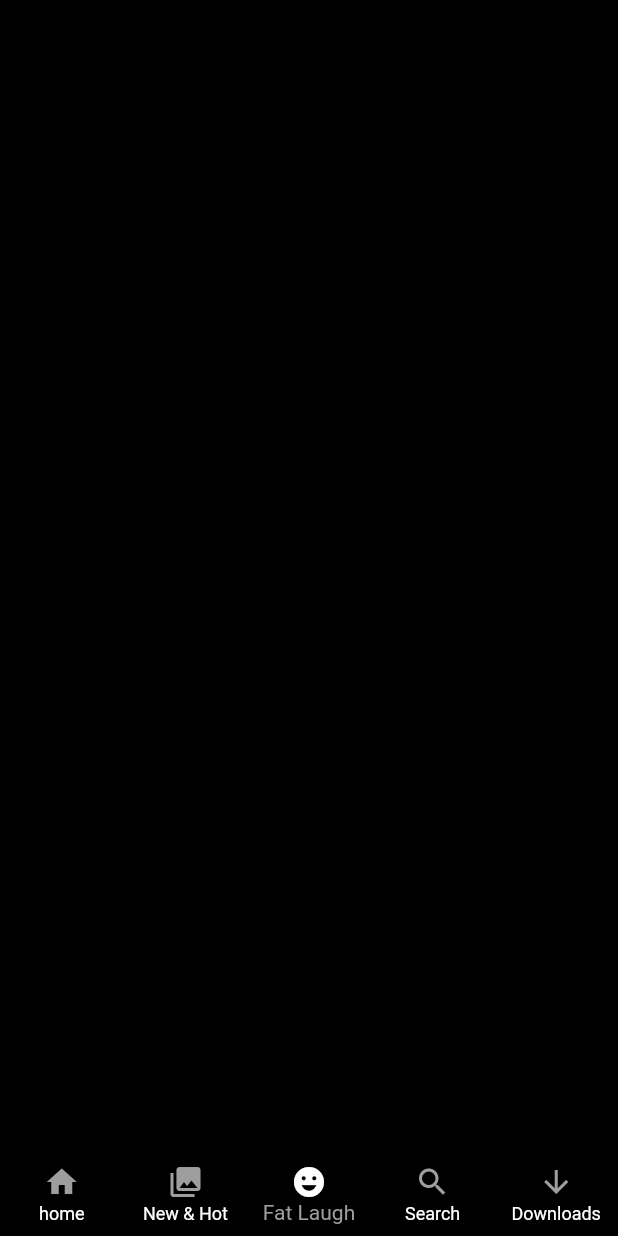
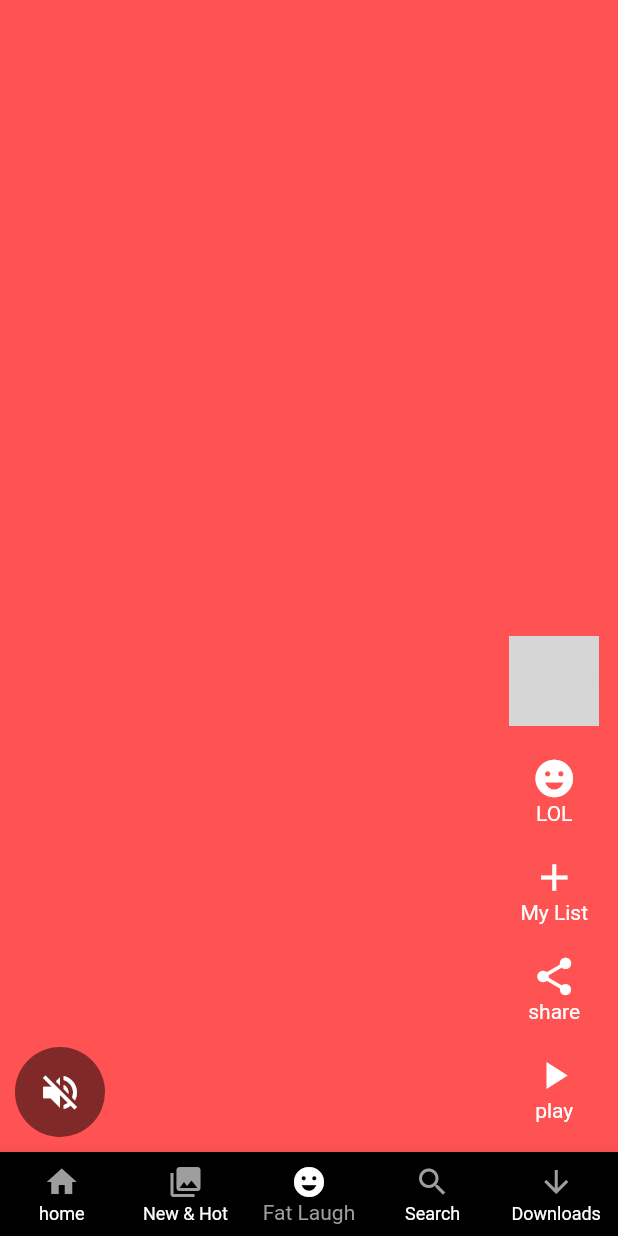
Before and after one commit to sayanths/netfliks_ui_only, a Flutter app: the screen it shows after launch, item 3 of the bottom bar chosen, on a phone screen of 412 x 824 dp. Run offline on Flutter 3.47's test engine with Material 2 defaults, Android fonts, the phone set to English and light mode, and no system bars; our stand-ins replace google_fonts; network calls fail; grey boxes are pictures that could not be loaded.

Commit message:
fat laugh completed

```diff
--- a/lib/presenetation/fast_laugh/fast_laugh.dart
+++ b/lib/presenetation/fast_laugh/fast_laugh.dart
@@ -1,6 +1,5 @@
-
-
 import 'package:flutter/material.dart';
+import 'package:netfliks_bloc/presenetation/fast_laugh/widgets/video_list_item.dart';
 
 class FastLaugh extends StatelessWidget {
   const FastLaugh({Key? key}) : super(key: key);
@@ -8,7 +7,14 @@ class FastLaugh extends StatelessWidget {
   @override
   Widget build(BuildContext context) {
     return Scaffold(
-      body: Text('fast laugh'),
+      body: SafeArea(
+        child: PageView(
+          scrollDirection: Axis.vertical,
+          children: List.generate(10, (index) {
+            return VideoListItem(index: index,);
+          }),
+        ),
+      ),
     );
   }
 }
--- /dev/null
+++ b/lib/presenetation/fast_laugh/widgets/video_list_item.dart
@@ -0,0 +1,90 @@
+import 'package:flutter/material.dart';
+import 'package:netfliks_bloc/core/colors.dart';
+import 'package:netfliks_bloc/presenetation/search/search_result_page.dart';
+
+class VideoListItem extends StatelessWidget {
+  final int index;
+  const VideoListItem({Key? key, required this.index}) : super(key: key);
+
+  @override
+  Widget build(BuildContext context) {
+    return Stack(
+      children: [
+        Container(
+          color: Colors.accents[index % Colors.accents.length],
+        ),
+        Align(
+          alignment: Alignment.bottomRight,
+          child: Padding(
+            padding: const EdgeInsets.symmetric(vertical: 10, horizontal: 10),
+            child: Row(
+              crossAxisAlignment: CrossAxisAlignment.end,
+              mainAxisAlignment: MainAxisAlignment.spaceBetween,
+              children: [
+//left side
+
+                CircleAvatar(
+                  radius: 30,
+                  backgroundColor: Colors.black.withOpacity(.5),
+                  child: IconButton(
+                    onPressed: () {},
+                    icon: Icon(
+                      Icons.volume_off,
+                      color: white,
+                      size: 30,
+                    ),
+                  ),
+                ),
+
+                Column(
+                  mainAxisAlignment: MainAxisAlignment.end,
+                  children: [
+                    Padding(
+                      padding: const EdgeInsets.symmetric(vertical: 10),
+                      child: CircleAvatar(
+                        radius: 30,
+                        backgroundImage: NetworkImage(imageUrl),
+                      ),
+                    ),
+                    VideoActionsWidget(
+                        icon: Icons.emoji_emotions, title: 'LOL'),
+                    VideoActionsWidget(icon: Icons.add, title: 'My List'),
+                    VideoActionsWidget(icon: Icons.share, title: 'share'),
+                    VideoActionsWidget(icon: Icons.play_arrow, title: 'play'),
+                  ],
+                ),
+              ],
+            ),
+          ),
+        ),
+      ],
+    );
+  }
+}
+
+class VideoActionsWidget extends StatelessWidget {
+  final IconData icon;
+  final String title;
+  const VideoActionsWidget({Key? key, required this.icon, required this.title})
+      : super(key: key);
+
+  @override
+  Widget build(BuildContext context) {
+    return Padding(
+      padding: const EdgeInsets.symmetric(vertical: 10, horizontal: 10),
+      child: Column(
+        children: [
+          Icon(
+            icon,
+            color: white,
+            size: 30,
+          ),
+          Text(
+            title,
+            style: TextStyle(color: white, fontSize: 14),
+          ),
+        ],
+      ),
+    );
+  }
+}
--- a/pubspec.yaml
+++ b/pubspec.yaml
@@ -35,6 +35,8 @@ dependencies:
   # Use with the CupertinoIcons class for iOS style icons.
   cupertino_icons: ^1.0.2
   google_fonts: ^3.0.1
+  video_player: ^2.4.5
+
 
 dev_dependencies:
   flutter_test:
```
Also changed, not shown: pubspec.lock, 1 other file.
